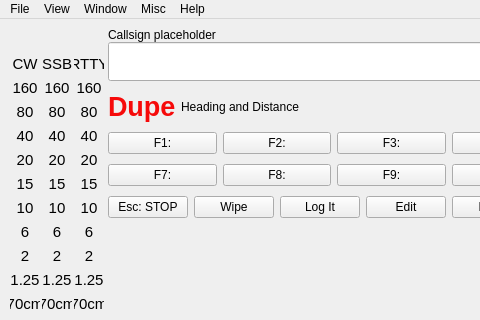
This is not1mm/data/main.ui in kyleboyle/not1mm as Qt 5 draws it before an edit; both pictures show x 0 to 480 and y 0 to 320 of the 800 by 415 pixel window. The edited form follows.
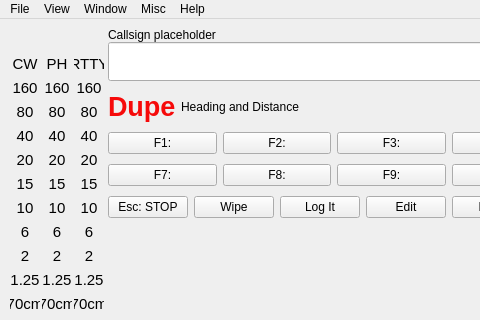
This is the edited form. Icons and pictures are not drawn.

```diff
--- a/not1mm/data/main.ui
+++ b/not1mm/data/main.ui
@@ -272,7 +272,7 @@
            <item>
             <widget class="QLabel" name="mode_ssb">
              <property name="text">
-              <string>SSB</string>
+              <string>PH</string>
              </property>
              <property name="alignment">
               <set>Qt::AlignCenter</set>
```
Left out of the diff: 26 changed lines with no effect on the pictures.
